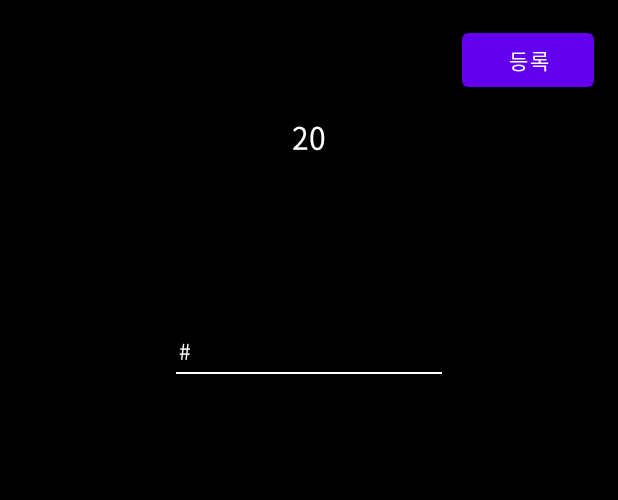
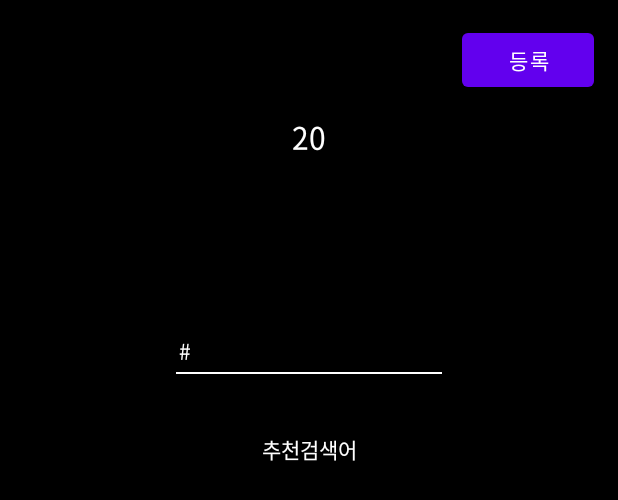
Before and after one commit to linear14/BDProject, an Android app: the layout fragment_add_light.xml on its own in the app's theme, with its tools: preview values and no code run, on a phone screen of 412 x 824 dp. Shown: the top 500 px of the screen. Run offline under Robolectric (Android 15) with nearby library versions, the phone set to English and light mode, and no system bars; plain views replace VerticalSeekBar.

Commit message:
Add: 태그 입력에 따른 기존 등록 태그 추천 기능

```diff
--- a/app/src/main/java/com/bd/bdproject/data/repository/TagRepository.kt
+++ b/app/src/main/java/com/bd/bdproject/data/repository/TagRepository.kt
@@ -1,6 +1,7 @@
 package com.bd.bdproject.data.repository
 
 import androidx.lifecycle.LiveData
+import androidx.lifecycle.MutableLiveData
 import com.bd.bdproject.data.dao.TagDao
 import com.bd.bdproject.data.model.Tag
 import com.bd.bdproject.data.model.TagWithLights
@@ -16,6 +17,11 @@ class TagRepository(private val tagDao: TagDao) {
         tagDao.insertTag(tags)
     }
 
+    // READ
+    fun searchTag(word: String): List<String> {
+        return tagDao.searchTag(word)
+    }
+
     /*suspend fun deleteTag(tags: List<Tag>) {
         tagDao.deleteTag(tags)
     }*/
--- a/app/src/main/res/layout/fragment_add_light.xml
+++ b/app/src/main/res/layout/fragment_add_light.xml
@@ -11,10 +11,10 @@
         android:id="@+id/btn_enroll"
         android:layout_width="wrap_content"
         android:layout_height="wrap_content"
-        app:layout_constraintTop_toTopOf="parent"
+        android:layout_margin="16dp"
+        android:text="등록"
         app:layout_constraintEnd_toEndOf="parent"
-        android:layout_margin="16dp"
-        android:text="등록"/>
+        app:layout_constraintTop_toTopOf="parent" />
 
     <TextView
         android:id="@+id/tv_ask_condition"
@@ -123,19 +123,43 @@
 
     </androidx.constraintlayout.widget.ConstraintLayout>
 
+    <androidx.constraintlayout.widget.ConstraintLayout
+        android:id="@+id/layout_tag_recommend"
+        android:layout_width="match_parent"
+        android:layout_height="wrap_content"
+        android:layout_marginTop="40dp"
+        android:paddingHorizontal="16dp"
+        app:layout_constraintTop_toBottomOf="@id/layout_input"
+        android:visibility="gone"
+        tools:visibility="visible">
 
         <TextView
             android:id="@+id/tv_tag_recommend"
             android:layout_width="wrap_content"
             android:layout_height="wrap_content"
-        android:layout_marginTop="40dp"
             android:text="추천검색어"
             android:textColor="@color/white"
             android:textSize="14sp"
-        android:visibility="gone"
+            app:layout_constraintStart_toStartOf="parent"
+            app:layout_constraintEnd_toEndOf="parent"
+            app:layout_constraintTop_toTopOf="parent"/>
+
+        <com.google.android.flexbox.FlexboxLayout
+            android:id="@+id/flex_box_tag_recommend"
+            android:layout_width="match_parent"
+            android:layout_height="wrap_content"
+            android:layout_marginTop="16dp"
+            android:gravity="center"
+            app:flexWrap="wrap"
+            app:justifyContent="center"
             app:layout_constraintEnd_toEndOf="parent"
             app:layout_constraintStart_toStartOf="parent"
-        app:layout_constraintTop_toBottomOf="@id/layout_input" />
+            app:layout_constraintTop_toBottomOf="@id/tv_tag_recommend" />
+
+    </androidx.constraintlayout.widget.ConstraintLayout>
+
+
+
 
     <!--<View
         android:layout_width="match_parent"
```
Also changed, not shown: app/src/main/java/com/bd/bdproject/data/dao/TagDao.kt (+9 -2 lines), app/src/main/java/com/bd/bdproject/project/light/AddLightFragment.kt (+37 -15 lines), app/src/main/java/com/bd/bdproject/viewmodel/TagViewModel.kt (+9 -0 lines), 1 other file. Lines whose indentation alone changed are shown as unchanged.
